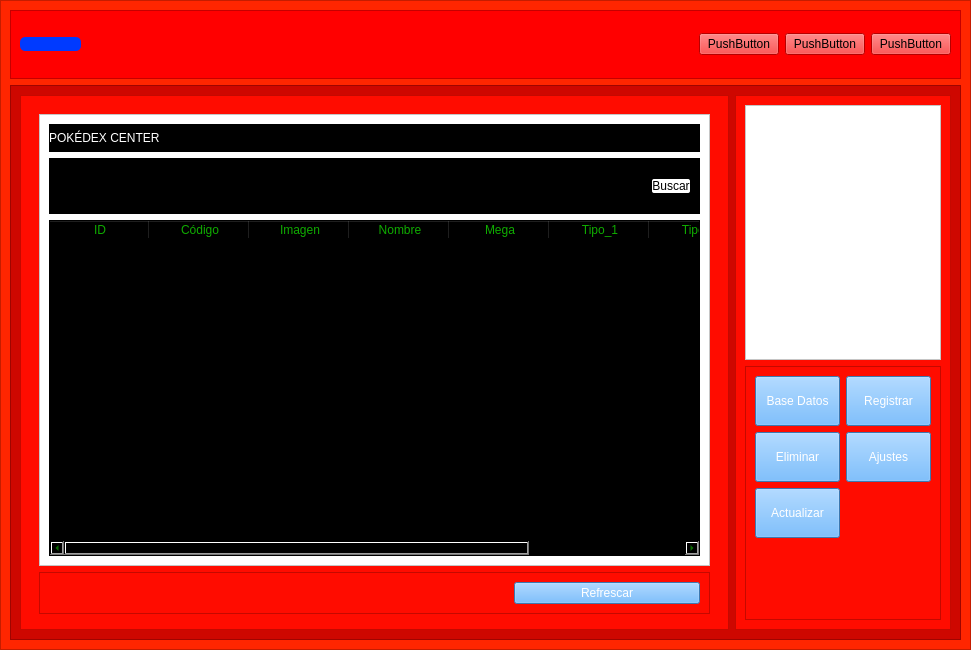
The window that 1º DAW/PROYECTOS/Pokedex_WebScraping/InterfazPokedex.ui (RYP12/SAFA) describes before a commit, drawn with Qt 5.
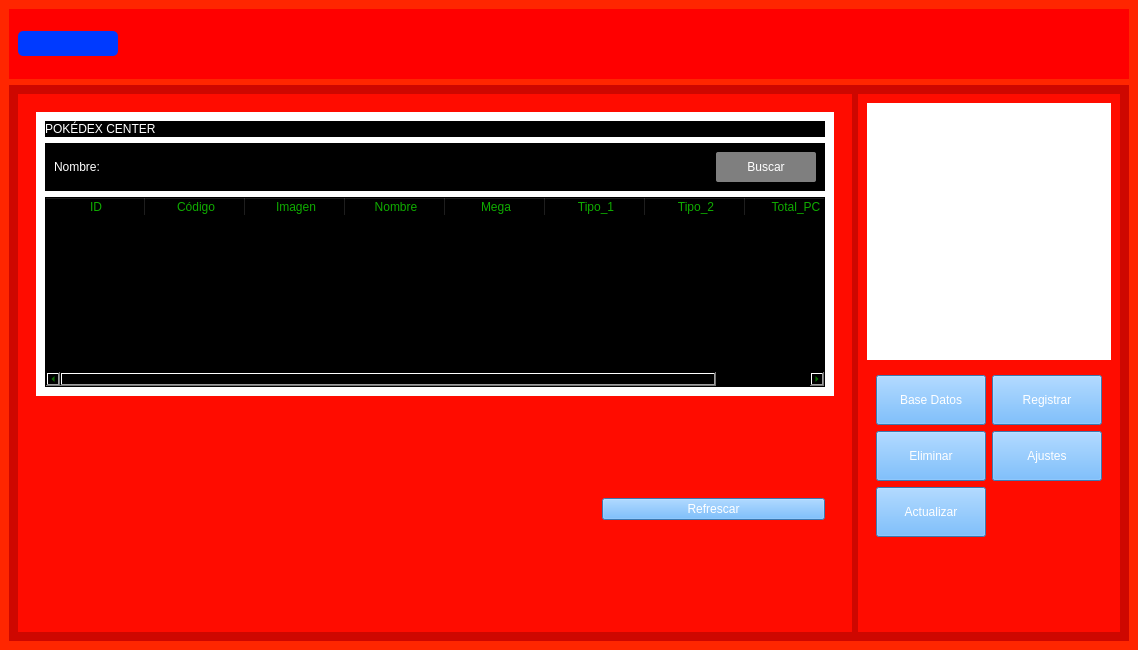
The same window after the commit. The open tabs and pages were chosen to show the change.

The edit to the form file:
```diff
--- a/1º DAW/PROYECTOS/Pokedex_WebScraping/InterfazPokedex.ui
+++ b/1º DAW/PROYECTOS/Pokedex_WebScraping/InterfazPokedex.ui
@@ -6,7 +6,7 @@
    <rect>
     <x>0</x>
     <y>0</y>
-    <width>971</width>
+    <width>1138</width>
     <height>650</height>
    </rect>
   </property>
@@ -37,10 +37,7 @@
       <string notr="true">background-color: rgb(255, 38, 0);</string>
      </property>
      <property name="frameShape">
-      <enum>QFrame::Shape::StyledPanel</enum>
-     </property>
-     <property name="frameShadow">
-      <enum>QFrame::Shadow::Raised</enum>
+      <enum>QFrame::NoFrame</enum>
      </property>
      <layout class="QVBoxLayout" name="verticalLayout_2" stretch="1,8">
       <item>
@@ -49,14 +46,17 @@
          <string notr="true">background-color: rgb(255, 0, 0);</string>
         </property>
         <property name="frameShape">
-         <enum>QFrame::Shape::StyledPanel</enum>
+         <enum>QFrame::NoFrame</enum>
         </property>
-        <property name="frameShadow">
-         <enum>QFrame::Shadow::Raised</enum>
-        </property>
-        <layout class="QHBoxLayout" name="horizontalLayout_4" stretch="1,10,0,0,0">
+        <layout class="QHBoxLayout" name="horizontalLayout_4" stretch="1,10">
          <item>
           <widget class="QPushButton" name="Inicio">
+           <property name="minimumSize">
+            <size>
+             <width>0</width>
+             <height>25</height>
+            </size>
+           </property>
            <property name="styleSheet">
             <string notr="true">background-color: rgb(0, 58, 255);
 border-radius: 5px;
@@ -69,9 +69,6 @@
          </item>
          <item>
           <spacer name="horizontalSpacer_2">
-           <property name="orientation">
-            <enum>Qt::Orientation::Horizontal</enum>
-           </property>
            <property name="sizeHint" stdset="0">
             <size>
              <width>40</width>
@@ -80,27 +77,6 @@
            </property>
           </spacer>
          </item>
-         <item>
-          <widget class="QPushButton" name="pushButton_7">
-           <property name="text">
-            <string>PushButton</string>
-           </property>
-          </widget>
-         </item>
-         <item>
-          <widget class="QPushButton" name="pushButton_8">
-           <property name="text">
-            <string>PushButton</string>
-           </property>
-          </widget>
-         </item>
-         <item>
-          <widget class="QPushButton" name="pushButton_6">
-           <property name="text">
-            <string>PushButton</string>
-           </property>
-          </widget>
-         </item>
         </layout>
        </widget>
       </item>
@@ -110,10 +86,7 @@
          <string notr="true">background-color: rgb(206, 7, 0);</string>
         </property>
         <property name="frameShape">
-         <enum>QFrame::Shape::StyledPanel</enum>
-        </property>
-        <property name="frameShadow">
-         <enum>QFrame::Shadow::Raised</enum>
+         <enum>QFrame::NoFrame</enum>
         </property>
         <layout class="QHBoxLayout" name="horizontalLayout" stretch="8,0">
          <item>
@@ -122,10 +95,7 @@
             <string notr="true">background-color: rgb(255, 12, 0);</string>
            </property>
            <property name="frameShape">
-            <enum>QFrame::Shape::StyledPanel</enum>
-           </property>
-           <property name="frameShadow">
-            <enum>QFrame::Shadow::Raised</enum>
+            <enum>QFrame::NoFrame</enum>
            </property>
            <layout class="QVBoxLayout" name="verticalLayout_3" stretch="0">
             <property name="bottomMargin">
@@ -210,10 +180,7 @@
                    <string notr="true">background-color: rgb(255, 255, 255);</string>
                   </property>
                   <property name="frameShape">
-                   <enum>QFrame::Shape::StyledPanel</enum>
-                  </property>
-                  <property name="frameShadow">
-                   <enum>QFrame::Shadow::Raised</enum>
+                   <enum>QFrame::NoFrame</enum>
                   </property>
                   <layout class="QVBoxLayout" name="verticalLayout_8" stretch="1,2,12">
                    <item>
@@ -235,28 +202,45 @@
                       <string notr="true">background-color: rgb(0, 0, 0);</string>
                      </property>
                      <property name="frameShape">
-                      <enum>QFrame::Shape::StyledPanel</enum>
-                     </property>
-                     <property name="frameShadow">
-                      <enum>QFrame::Shadow::Raised</enum>
+                      <enum>QFrame::NoFrame</enum>
                      </property>
                      <layout class="QHBoxLayout" name="horizontalLayout_3">
                       <item>
                        <widget class="QLabel" name="label_2">
+                        <property name="styleSheet">
+                         <string notr="true">font: 13pt &quot;JetBrains Mono&quot;;
+background-color: rgb(0, 0, 0);
+color: rgb(255, 255, 255);</string>
+                        </property>
                         <property name="text">
                          <string>Nombre:</string>
                         </property>
                        </widget>
                       </item>
                       <item>
-                       <widget class="QLineEdit" name="lineEdit"/>
+                       <widget class="QLineEdit" name="lineEdit">
+                        <property name="minimumSize">
+                         <size>
+                          <width>0</width>
+                          <height>30</height>
+                         </size>
+                        </property>
+                       </widget>
                       </item>
                       <item>
                        <widget class="QPushButton" name="pushButton_2">
+                        <property name="minimumSize">
+                         <size>
+                          <width>100</width>
+                          <height>30</height>
+                         </size>
+                        </property>
                         <property name="styleSheet">
-                         <string notr="true">background-color: rgb(255, 255, 255);
-color: rgb(0, 0, 0);
-border-radius: 2px;</string>
+                         <string notr="true">border-radius: 2px;
+background-color: rgb(127, 127, 127);
+color: rgb(255, 255, 255);
+
+font: 13pt &quot;JetBrains Mono&quot;;</string>
                         </property>
                         <property name="text">
                          <string>Buscar</string>
@@ -321,17 +305,11 @@
                 <item>
                  <widget class="QFrame" name="frame_11">
                   <property name="frameShape">
-                   <enum>QFrame::Shape::StyledPanel</enum>
-                  </property>
-                  <property name="frameShadow">
-                   <enum>QFrame::Shadow::Raised</enum>
+                   <enum>QFrame::NoFrame</enum>
                   </property>
                   <layout class="QHBoxLayout" name="horizontalLayout_2" stretch="5,2">
                    <item>
                     <spacer name="horizontalSpacer">
-                     <property name="orientation">
-                      <enum>Qt::Orientation::Horizontal</enum>
-                     </property>
                      <property name="sizeHint" stdset="0">
                       <size>
                        <width>288</width>
@@ -378,10 +356,7 @@
             <string notr="true">background-color: rgb(255, 12, 0);</string>
            </property>
            <property name="frameShape">
-            <enum>QFrame::Shape::StyledPanel</enum>
-           </property>
-           <property name="frameShadow">
-            <enum>QFrame::Shadow::Raised</enum>
+            <enum>QFrame::NoFrame</enum>
            </property>
            <layout class="QVBoxLayout" name="verticalLayout_5" stretch="4,4">
             <item>
@@ -390,10 +365,7 @@
                <string notr="true">background-color: rgb(255, 255, 255);</string>
               </property>
               <property name="frameShape">
-               <enum>QFrame::Shape::StyledPanel</enum>
-              </property>
-              <property name="frameShadow">
-               <enum>QFrame::Shadow::Raised</enum>
+               <enum>QFrame::NoFrame</enum>
               </property>
               <layout class="QVBoxLayout" name="verticalLayout_9">
                <item>
@@ -412,10 +384,7 @@
             <item>
              <widget class="QFrame" name="frame_14">
               <property name="frameShape">
-               <enum>QFrame::Shape::StyledPanel</enum>
-              </property>
-              <property name="frameShadow">
-               <enum>QFrame::Shadow::Raised</enum>
+               <enum>QFrame::NoFrame</enum>
               </property>
               <layout class="QFormLayout" name="formLayout">
                <item row="0" column="0">
@@ -425,7 +394,7 @@
                  </property>
                  <property name="minimumSize">
                   <size>
-                   <width>85</width>
+                   <width>110</width>
                    <height>50</height>
                   </size>
                  </property>
@@ -456,7 +425,7 @@
                 <widget class="QPushButton" name="boton_registrar">
                  <property name="minimumSize">
                   <size>
-                   <width>85</width>
+                   <width>110</width>
                    <height>50</height>
                   </size>
                  </property>
@@ -482,7 +451,7 @@
                 <widget class="QPushButton" name="pushButton_4">
                  <property name="minimumSize">
                   <size>
-                   <width>85</width>
+                   <width>110</width>
                    <height>50</height>
                   </size>
                  </property>
@@ -507,7 +476,7 @@
                 <widget class="QPushButton" name="pushButton_5">
                  <property name="minimumSize">
                   <size>
-                   <width>85</width>
+                   <width>110</width>
                    <height>50</height>
                   </size>
                  </property>
@@ -532,7 +501,7 @@
                 <widget class="QPushButton" name="pushButton_3">
                  <property name="minimumSize">
                   <size>
-                   <width>85</width>
+                   <width>110</width>
                    <height>50</height>
                   </size>
                  </property>
```
Left out of the diff: 27 changed lines with no effect on the pictures.
